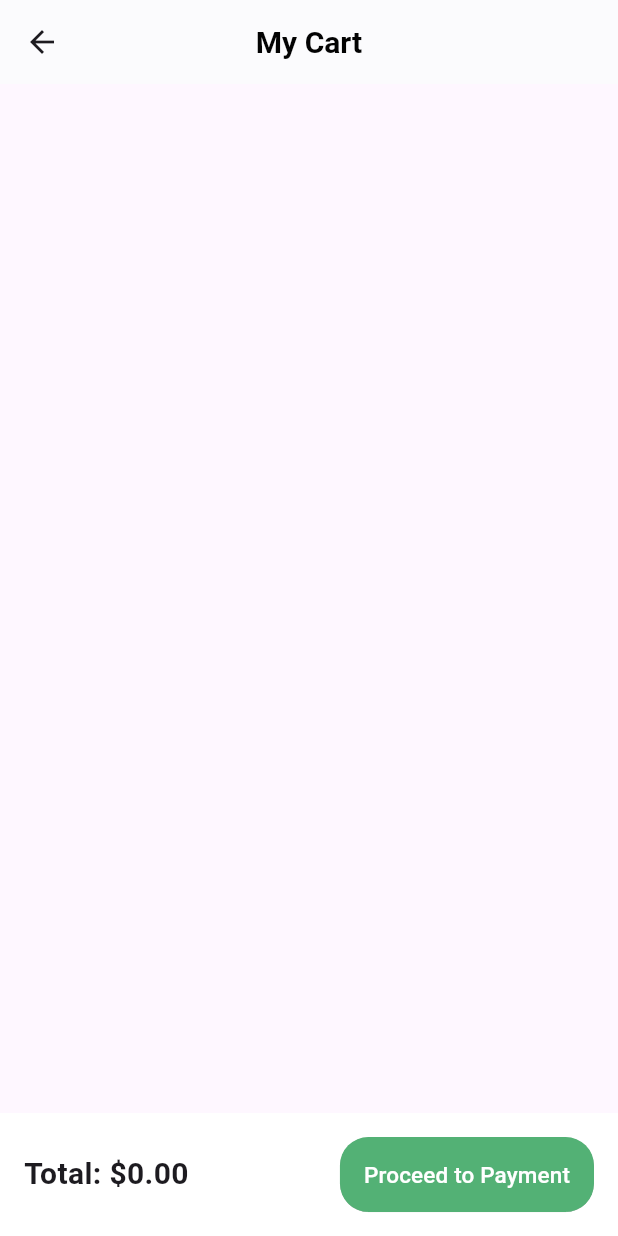
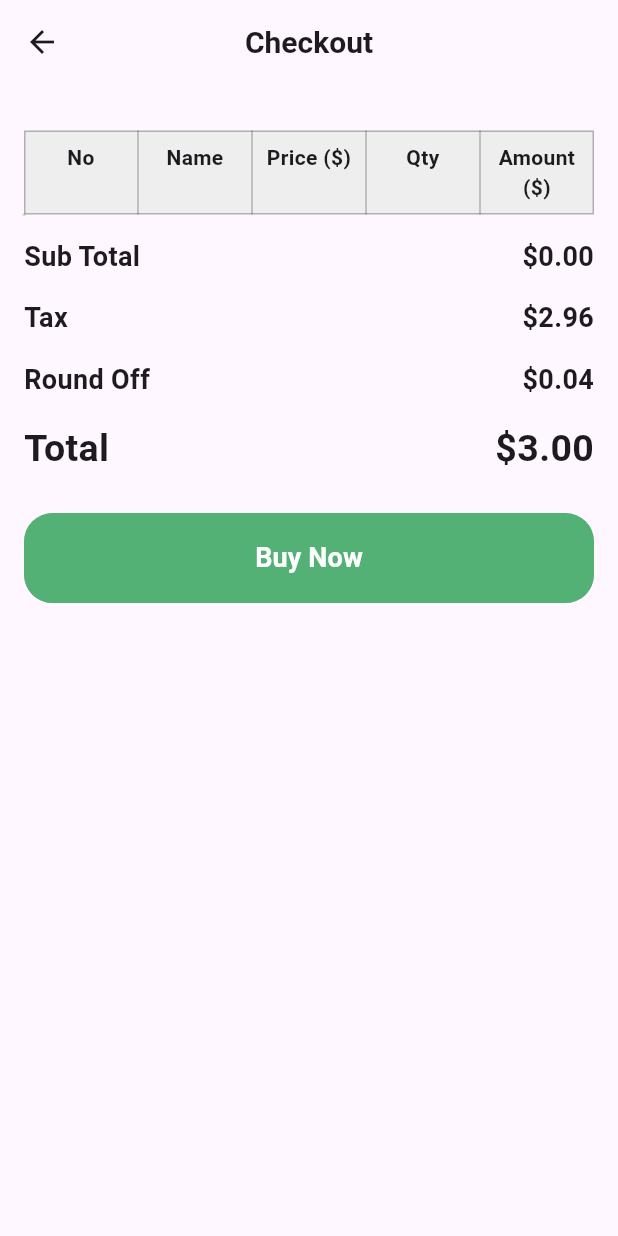
Before and after one commit to anilantony49/machine_test_e-commerce_app, a Flutter app: the CartScreen screen opened directly, after a tap on "Proceed to Payment", on a phone screen of 412 x 824 dp. Run offline on Flutter 3.47's test engine with Material 3 defaults, Android fonts, the phone set to English and light mode, and no system bars; our stand-ins replace hive_flutter, page_transition, smooth_page_indicator; accounts and stored records are empty; network calls fail.

Commit message:
Checkout screen complete

```diff
--- a/lib/others/main_screen.dart
+++ b/lib/others/main_screen.dart
@@ -1,7 +1,7 @@
 
 import 'package:flutter/material.dart';
 import 'package:machine_test/others/bottom_navigation.dart';
-import 'package:machine_test/presentation/cart/cart_screen.dart';
+import 'package:machine_test/presentation/cart/cart_screen/cart_screen.dart';
 import 'package:machine_test/presentation/home/home_screen/home_screen.dart';
 
 class MainScreen extends StatefulWidget {
--- a/lib/presentation/cart/cart_screen.dart
+++ b/lib/presentation/cart/cart_screen/cart_screen.dart
@@ -3,7 +3,7 @@ import 'package:machine_test/core/utils/alerts_and_navigators.dart';
 import 'package:machine_test/core/utils/text.dart';
 import 'package:machine_test/data/product_model.dart';
 import 'package:machine_test/db/cart_db.dart';
-import 'package:machine_test/presentation/cart/widgets/build_check_out.dart';
+import 'package:machine_test/presentation/cart/cart_screen/widgets/build_check_out.dart';
 import 'package:machine_test/widgets/custom_appbar1.dart';
 import 'package:machine_test/widgets/image_cart.dart';
 
--- a/lib/presentation/cart/widgets/build_check_out.dart
+++ b/lib/presentation/cart/cart_screen/widgets/build_check_out.dart
@@ -2,6 +2,7 @@
 import 'package:flutter/material.dart';
 import 'package:machine_test/core/utils/colors.dart';
 import 'package:machine_test/core/utils/constants.dart';
+import 'package:machine_test/presentation/cart/check_out_screen/check_out_screen.dart';
 
 // build_check_out.dart
 Widget buildCheckOut(BuildContext context, double totalAmount) {
@@ -17,8 +18,8 @@ Widget buildCheckOut(BuildContext context, double totalAmount) {
         ),
         MaterialButton(
           onPressed: () {
-            // nextScreen(
-            //     context, CheckOutScreen(totalAmount: totalAmount));
+            nextScreen(
+                context, CheckOutScreen(totalAmount: totalAmount));
           },
           minWidth: 100,
           elevation: 0.1,
--- /dev/null
+++ b/lib/presentation/cart/cart_screen/widgets/build_table_cell.dart
@@ -0,0 +1,15 @@
+import 'package:flutter/material.dart';
+
+Widget buildTableCell(String text,
+    {double fontSize = 14,
+    FontWeight fontWeight = FontWeight.bold,
+    TextAlign textAlign = TextAlign.center}) {
+  return Padding(
+    padding: const EdgeInsets.all(8.0),
+    child: Text(
+      text,
+      textAlign: textAlign,
+      style: TextStyle(fontSize: fontSize, fontWeight: fontWeight),
+    ),
+  );
+}
--- /dev/null
+++ b/lib/presentation/cart/check_out_screen/check_out_screen.dart
@@ -0,0 +1,107 @@
+
+import 'package:flutter/material.dart';
+import 'package:machine_test/core/utils/constants.dart';
+import 'package:machine_test/core/utils/text.dart';
+import 'package:machine_test/data/product_model.dart';
+import 'package:machine_test/db/cart_db.dart';
+import 'package:machine_test/presentation/cart/check_out_screen/widgets/build_summary_row.dart';
+import 'package:machine_test/presentation/cart/check_out_screen/widgets/build_table_body.dart';
+import 'package:machine_test/presentation/cart/check_out_screen/widgets/build_table_header.dart';
+import 'package:machine_test/widgets/round_button.dart';
+
+class CheckOutScreen extends StatefulWidget {
+  final double totalAmount;
+  final ProductModel? product;
+
+  const CheckOutScreen({super.key, required this.totalAmount, this.product});
+
+  @override
+  State<CheckOutScreen> createState() => _CheckOutScreenState();
+}
+
+class _CheckOutScreenState extends State<CheckOutScreen> {
+  List<ProductModel> items = [];
+  final double tax = 2.96;
+  final double roundOff = 0.04;
+
+  @override
+  void initState() {
+    super.initState();
+    _fetchItems();
+  }
+
+  void _fetchItems() async {
+    if (widget.product != null) {
+      // If a single product is passed, display only that
+      setState(() {
+        items = [widget.product!]; // Add the single product to the list
+      });
+    } else {
+      // If no product is passed, fetch all items from the cart
+      List<ProductModel> fetchedItems = await CartDb.singleton.getCart();
+      setState(() {
+        items = fetchedItems;
+      });
+    }
+  }
+
+  double _calculateSubtotal() {
+    return items.fold(0.0, (sum, item) {
+      double price = item.price ;
+      int quantity = item.quantity!;
+      // double discount = double.tryParse(item.discount) ?? 0.0;
+      return sum + (price * quantity );
+    });
+  }
+
+  @override
+  Widget build(BuildContext context) {
+    final double subtotal = _calculateSubtotal();
+    final double grandTotal = subtotal + tax + roundOff;
+    return Scaffold(
+        appBar: AppBar(
+          centerTitle: true,
+          title: Text(
+            AppText.checkOutTitle,
+            style: const TextStyle(fontSize: 20, fontWeight: FontWeight.bold),
+          ),
+        ),
+        body: Padding(
+          padding: const EdgeInsets.all(16.0),
+          child: Column(
+            crossAxisAlignment: CrossAxisAlignment.start,
+            mainAxisSize: MainAxisSize.min,
+            children: [
+              const SizedBox(height: 15),
+              buildTableHeader(),
+              buildTableBody(items),
+              const SizedBox(height: 15),
+              buildSummaryRow(
+                  AppText.subtotal, '\$${subtotal.toStringAsFixed(2)}'),
+              const SizedBox(height: 15),
+              buildSummaryRow(AppText.tax, '\$${tax.toStringAsFixed(2)}'),
+              const SizedBox(height: 15),
+              buildSummaryRow(
+                  AppText.roundOff, '\$${roundOff.toStringAsFixed(2)}'),
+              const SizedBox(height: 15),
+              buildSummaryRow(
+                  AppText.total, '\$${grandTotal.toStringAsFixed(2)}',
+                  fontSize: 25),
+              const SizedBox(height: 25),
+              RoundButton(
+                title: AppText.buyNow,
+                onPressed: () {
+                  // nextScreen(
+                  //     context,
+                  //     InvoiceReceiptView(
+                  //       grandTotal: grandTotal,
+                  //       product: widget.product,
+                  //     ));
+                },
+              ),
+              const SizedBox(height: 15),
+            ],
+          ),
+        ));
+  }
+}
--- /dev/null
+++ b/lib/presentation/cart/check_out_screen/widgets/build_summary_row.dart
@@ -0,0 +1,17 @@
+  import 'package:flutter/material.dart';
+
+Widget buildSummaryRow(String label, String value, {double fontSize = 18}) {
+    return Row(
+      mainAxisAlignment: MainAxisAlignment.spaceBetween,
+      children: [
+        Text(
+          label,
+          style: TextStyle(fontSize: fontSize, fontWeight: FontWeight.bold),
+        ),
+        Text(
+          value,
+          style: TextStyle(fontSize: fontSize, fontWeight: FontWeight.bold),
+        ),
+      ],
+    );
+  }
--- /dev/null
+++ b/lib/presentation/cart/check_out_screen/widgets/build_table_body.dart
@@ -0,0 +1,31 @@
+import 'package:flutter/material.dart';
+import 'package:machine_test/data/product_model.dart';
+import 'package:machine_test/presentation/cart/cart_screen/widgets/build_table_cell.dart';
+
+Widget buildTableBody(List<ProductModel> items) {
+  return Table(
+    border: TableBorder.all(color: Colors.black12),
+    children: items.asMap().entries.map((entry) {
+      int index = entry.key;
+      ProductModel item = entry.value;
+
+      double price = item.price;
+      int quantity = item.quantity!;
+      // double discount = double.tryParse(item.discount) ?? 0.0;
+      double totalPrice = (price * quantity);
+
+      return TableRow(
+        children: [
+          buildTableCell('${index + 1}', fontWeight: FontWeight.w400),
+          buildTableCell(item.title, fontWeight: FontWeight.w400),
+          buildTableCell(item.price.toString(), fontWeight: FontWeight.w400),
+          buildTableCell(item.quantity.toString(), fontWeight: FontWeight.w400),
+          // buildTableCell(discount.toStringAsFixed(2),
+          //     fontWeight: FontWeight.w400),
+          buildTableCell(totalPrice.toStringAsFixed(2),
+              fontWeight: FontWeight.w400),
+        ],
+      );
+    }).toList(),
+  );
+}
--- /dev/null
+++ b/lib/presentation/cart/check_out_screen/widgets/build_table_header.dart
@@ -0,0 +1,21 @@
+import 'package:flutter/material.dart';
+import 'package:machine_test/presentation/cart/cart_screen/widgets/build_table_cell.dart';
+
+Widget buildTableHeader() {
+  return Table(
+    border: TableBorder.all(color: Colors.black26),
+    children: [
+      TableRow(
+        decoration: BoxDecoration(color: Colors.grey[200]),
+        children: [
+          buildTableCell('No'),
+          buildTableCell('Name'),
+          buildTableCell('Price (\$)'),
+          buildTableCell('Qty'),
+          // buildTableCell('Disc'),
+          buildTableCell('Amount (\$)'),
+        ],
+      ),
+    ],
+  );
+}
--- /dev/null
+++ b/lib/widgets/round_button.dart
@@ -0,0 +1,68 @@
+import 'package:flutter/material.dart';
+import 'package:machine_test/core/utils/colors.dart';
+
+class RoundButton extends StatelessWidget {
+  final String title;
+  final VoidCallback onPressed;
+  const RoundButton({super.key, required this.title, required this.onPressed});
+
+  @override
+  Widget build(BuildContext context) {
+    return MaterialButton(
+      onPressed: onPressed,
+      height: 60,
+      shape: RoundedRectangleBorder(borderRadius: BorderRadius.circular(19)),
+      minWidth: double.maxFinite,
+      elevation: 0.1,
+      color: Appcolor.primary,
+      child: Text(
+        title,
+        style: const TextStyle(
+            color: Colors.white, fontSize: 18, fontWeight: FontWeight.w600),
+      ),
+    );
+  }
+}
+
+class RoundIconButton extends StatelessWidget {
+  final String title;
+  final String icon;
+  final Color bgColor;
+  final VoidCallback onPressed;
+  const RoundIconButton(
+      {super.key,
+      required this.title,
+      required this.icon,
+      required this.bgColor,
+      required this.onPressed});
+
+  @override
+  Widget build(BuildContext context) {
+    return MaterialButton(
+      onPressed: onPressed,
+      height: 60,
+      shape: RoundedRectangleBorder(borderRadius: BorderRadius.circular(19)),
+      minWidth: double.maxFinite,
+      elevation: 0.1,
+      color: bgColor,
+      child: Row(
+        children: [
+          Image.asset(
+            icon,
+            width: 20,
+            height: 20,
+            fit: BoxFit.contain,
+          ),
+          const SizedBox(
+            width: 30,
+          ),
+          Text(
+            title,
+            style: const TextStyle(
+                color: Colors.white, fontSize: 18, fontWeight: FontWeight.w600),
+          ),
+        ],
+      ),
+    );
+  }
+}
```
